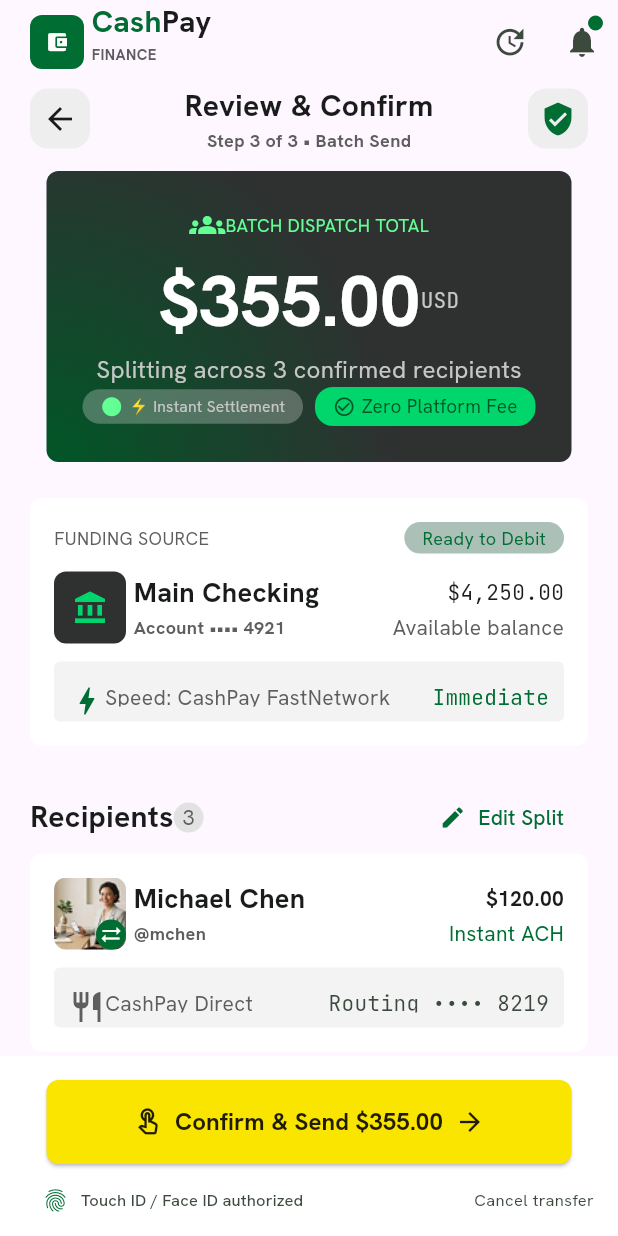
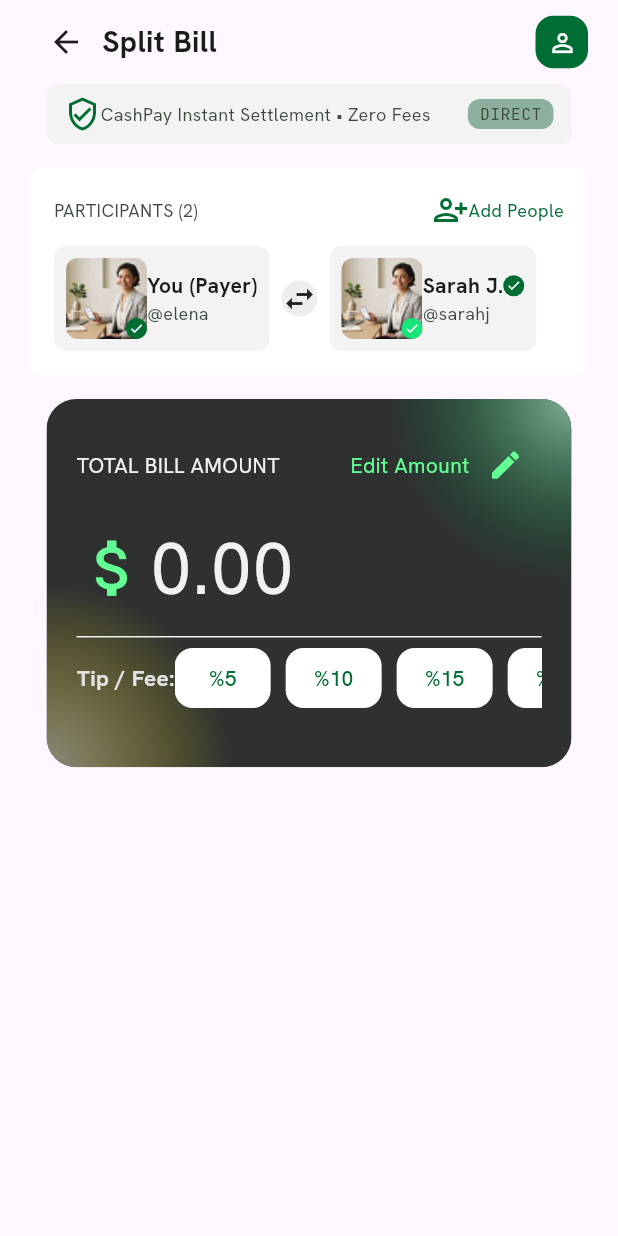
Before and after one commit to aduboakye/CashConnect, a Flutter app: the screen it shows after launch, on a phone screen of 412 x 824 dp. Run offline on Flutter 3.47's test engine with Material 3 defaults, Android fonts, the phone set to English and light mode, and no system bars; our stand-ins replace animated_text_kit, dotted_border, fl_chart, google_fonts, shimmer, zoom_tap_animation; missing offline and left inert: animate_text, blinking_border, drawing_animation_plus, flutter_shaders_ui, glow_effects, pretty_animated_text.

Commit message:
cashpay split amount page

```diff
--- /dev/null
+++ b/lib/TransferPage/splitpayment_page.dart
@@ -0,0 +1,501 @@
+import 'dart:math';
+
+import 'package:flutter/material.dart';
+import 'package:google_fonts/google_fonts.dart';
+
+class SplitpaymentPage extends StatefulWidget {
+  const SplitpaymentPage({super.key});
+
+  @override
+  State<SplitpaymentPage> createState() => _SplitpaymentPageState();
+}
+
+class _SplitpaymentPageState extends State<SplitpaymentPage> {
+  List<String> amount = ['%5', '%10', '%15', '%20'];
+  Widget subamount() {
+    return Row(
+      children: List.generate(amount.length, (index) {
+        return Padding(
+          padding: EdgeInsets.only(
+            right: index == amount.length - 1 ? 0 : 10,
+          ),
+          child: TextButton(
+            onPressed: () {},
+            style: TextButton.styleFrom(
+              backgroundColor: const Color(0xFFFFFFFF),
+              shape: RoundedRectangleBorder(
+                borderRadius: BorderRadius.circular(12),
+              ),
+            ),
+            child: Text(
+              amount[index],
+              style: GoogleFonts.hankenGrotesk(
+                fontSize: 14,
+                color: const Color(0xFF006D33),
+              ),
+            ),
+          ),
+        );
+      }),
+    );
+  }
+
+  @override
+  Widget build(BuildContext context) {
+    return Scaffold(
+      appBar: AppBar(
+        leadingWidth: 200,
+        leading: Container(
+          padding: EdgeInsets.symmetric(horizontal: 20),
+          child: Row(
+            children: [
+              IconButton(onPressed: () {}, icon: Icon(Icons.arrow_back)),
+              Text(
+                'Split Bill',
+                style: GoogleFonts.hankenGrotesk(
+                  fontSize: 20,
+                  fontWeight: FontWeight.bold,
+                  color: Color(0xFF1A1C1C),
+                ),
+              ),
+            ],
+          ),
+        ),
+        actionsPadding: EdgeInsets.symmetric(horizontal: 20),
+        actions: [
+          Container(
+            width: 35,
+            height: 35,
+            decoration: BoxDecoration(
+              color: Color(0xFF006D33),
+              borderRadius: BorderRadius.circular(12),
+            ),
+            child: Center(
+              child: IconButton(
+                onPressed: () {},
+                icon: Icon(
+                  Icons.person_outline,
+                  color: Color(0xFFFFFFFF),
+                  size: 20,
+                ),
+              ),
+            ),
+          ),
+        ],
+      ),
+      body: SafeArea(
+        child: SingleChildScrollView(
+          child: Padding(
+            padding: EdgeInsetsGeometry.symmetric(horizontal: 20),
+            child: Column(
+              children: [
+                Container(
+                  width: 350,
+                  padding: EdgeInsets.symmetric(horizontal: 12, vertical: 8),
+                  decoration: BoxDecoration(
+                    color: Color(0xFFF3F3F4),
+                    borderRadius: BorderRadius.circular(8),
+                  ),
+                  child: Row(
+                    mainAxisAlignment: MainAxisAlignment.spaceBetween,
+                    children: [
+                      Container(
+                        child: Row(
+                          children: [
+                            Icon(
+                              Icons.verified_user_outlined,
+                              color: Color(0xFF006D33),
+                            ),
+                            Text(
+                              'CashPay Instant Settlement • Zero Fees',
+                              style: GoogleFonts.hankenGrotesk(
+                                color: Color(0xFF3C4A3D),
+                                fontSize: 12,
+                              ),
+                            ),
+                          ],
+                        ),
+                      ),
+                      Container(
+                        padding: EdgeInsets.symmetric(
+                          horizontal: 8,
+                          vertical: 2,
+                        ),
+                        decoration: BoxDecoration(
+                          borderRadius: BorderRadius.circular(8),
+                          color: Color(0xFF8DAF9D),
+                        ),
+                        child: Text(
+                          'DIRECT',
+                          style: GoogleFonts.jetBrainsMono(
+                            color: Color(0xFF3C4A3D),
+                            fontSize: 11,
+                          ),
+                          maxLines: 1,
+                        ),
+                      ),
+                    ],
+                  ),
+                ),
+                SizedBox(height: 16),
+                Container(
+                  // width: 350,
+                  padding: EdgeInsets.symmetric(horizontal: 16, vertical: 16),
+                  decoration: BoxDecoration(
+                    borderRadius: BorderRadius.circular(8),
+                    color: Color(0xFFFFFFFF),
+                  ),
+                  child: Column(
+                    children: [
+                      Row(
+                        mainAxisAlignment: MainAxisAlignment.spaceBetween,
+                        children: [
+                          Text(
+                            'PARTICIPANTS (2)',
+                            style: GoogleFonts.hankenGrotesk(
+                              color: Color(0xFF3C4A3D),
+                              fontSize: 12,
+                            ),
+                          ),
+                          Container(
+                            child: Row(
+                              children: [
+                                Icon(
+                                  Icons.person_add_alt,
+                                  color: Color(0xFF006D33),
+                                ),
+                                Text(
+                                  'Add People',
+                                  style: GoogleFonts.hankenGrotesk(
+                                    color: Color(0xFF006D33),
+                                    fontSize: 12,
+                                  ),
+                                ),
+                              ],
+                            ),
+                          ),
+                        ],
+                      ),
+                      SizedBox(height: 12),
+                      Row(
+                        children: [
+                          Container(
+                            padding: EdgeInsets.symmetric(
+                              horizontal: 8,
+                              vertical: 8,
+                            ),
+                            decoration: BoxDecoration(
+                              borderRadius: BorderRadius.circular(8),
+                              color: Color(0xFFF3F3F4),
+                            ),
+                            child: Row(
+                              children: [
+                                Stack(
+                                  children: [
+                                    ClipRRect(
+                                      child: Image.asset('images/border.png'),
+                                      borderRadius:
+                                          BorderRadiusGeometry.circular(8),
+                                    ),
+                                    Positioned(
+                                      right: 0,
+                                      bottom: 0,
+                                      child: Container(
+                                        height: 14,
+                                        width: 14,
+                                        decoration: BoxDecoration(
+                                          shape: BoxShape.circle,
+                                          color: Color(0xFF006D33),
+                                        ),
+                                        child: Icon(
+                                          Icons.check,
+                                          color: Color(0xFFFFFFFF),
+                                          size: 10,
+                                        ),
+                                      ),
+                                    ),
+                                  ],
+                                ),
+                                Column(
+                                  crossAxisAlignment: CrossAxisAlignment.start,
+                                  children: [
+                                    Text(
+                                      'You (Payer)',
+                                      style: GoogleFonts.hankenGrotesk(
+                                        color: Color(0xFF1A1C1C),
+                                        fontSize: 14,
+                                        fontWeight: FontWeight.bold,
+                                      ),
+                                    ),
+                                    Text(
+                                      '@elena',
+                                      style: GoogleFonts.hankenGrotesk(
+                                        color: Color(0xFF3C4A3D),
+                                        fontSize: 12,
+                                      ),
+                                    ),
+                                  ],
+                                ),
+                              ],
+                            ),
+                          ),
+                          SizedBox(width: 8),
+                          Container(
+                            width: 24,
+                            height: 24,
+                            decoration: BoxDecoration(
+                              color: Color(0xFFEEEEEE),
+                              shape: BoxShape.circle,
+                            ),
+                            child: Icon(Icons.swap_horiz),
+                          ),
+                          SizedBox(width: 8),
+                          Container(
+                            padding: EdgeInsets.symmetric(
+                              horizontal: 8,
+                              vertical: 8,
+                            ),
+                            decoration: BoxDecoration(
+                              borderRadius: BorderRadius.circular(8),
+                              color: Color(0xFFF3F3F4),
+                            ),
+                            child: Row(
+                              children: [
+                                Stack(
+                                  children: [
+                                    ClipRRect(
+                                      child: Image.asset('images/border.png'),
+                                      borderRadius:
+                                          BorderRadiusGeometry.circular(8),
+                                    ),
+                                    Positioned(
+                                      right: 0,
+                                      bottom: 0,
+                                      child: Container(
+                                        height: 14,
+                                        width: 14,
+                                        decoration: BoxDecoration(
+                                          shape: BoxShape.circle,
+                                          color: Color(0xFF16E678),
+                                        ),
+                                        child: Icon(
+                                          Icons.check,
+                                          color: Color(0xFFFFFFFF),
+                                          size: 10,
+                                        ),
+                                      ),
+                                    ),
+                                  ],
+                                ),
+                                Column(
+                                  crossAxisAlignment: CrossAxisAlignment.start,
+                                  children: [
+                                    Row(
+                                      children: [
+                                        Text(
+                                          'Sarah J.',
+                                          style: GoogleFonts.hankenGrotesk(
+                                            color: Color(0xFF1A1C1C),
+                                            fontSize: 14,
+                                            fontWeight: FontWeight.bold,
+                                          ),
+                                        ),
+                                        Container(
+                                          height: 14,
+                                          width: 14,
+                                          decoration: BoxDecoration(
+                                            shape: BoxShape.circle,
+                                            color: Color(0xFF006D33),
+                                          ),
+                                          child: Icon(
+                                            Icons.check,
+                                            color: Color(0xFFFFFFFF),
+                                            size: 10,
+                                          ),
+                                        ),
+                                      ],
+                                    ),
+                                    Text(
+                                      '@sarahj',
+                                      style: GoogleFonts.hankenGrotesk(
+                                        color: Color(0xFF3C4A3D),
+                                        fontSize: 12,
+                                      ),
+                                    ),
+                                  ],
+                                ),
+                              ],
+                            ),
+                          ),
+                        ],
+                      ),
+                    ],
+                  ),
+                ),
+                SizedBox(height: 16),
+                Container(
+                  width: 350,
+                  height: 245.5,
+                  // padding: EdgeInsets.symmetric(horizontal: 20, vertical: 20),
+                  decoration: BoxDecoration(
+                    borderRadius: BorderRadius.circular(8),
+                    //  color: Color(0xFF2F3131),
+                  ),
+                  child: ClipRRect(
+                    borderRadius: BorderRadius.circular(20),
+                    child: SizedBox(
+                      width: 350,
+                      //height: 180,
+                      child: Stack(
+                        children: [
+                          // Main background color.
+                          const Positioned.fill(
+                            child: ColoredBox(color: Color(0xFF2F3131)),
+                          ),
+
+                          // Green glow at the top right.
+                          const Positioned.fill(
+                            child: DecoratedBox(
+                              decoration: BoxDecoration(
+                                gradient: RadialGradient(
+                                  center: Alignment.topRight,
+                                  radius: 0.5,
+                                  colors: [
+                                    Color(0xFF81B196),
+                                    Color(0x00006D33),
+                                  ],
+                                ),
+                              ),
+                            ),
+                          ),
+
+                          // Yellow glow at the bottom left.
+                          const Positioned.fill(
+                            child: DecoratedBox(
+                              decoration: BoxDecoration(
+                                gradient: RadialGradient(
+                                  center: Alignment.bottomLeft,
+                                  radius: 0.5,
+                                  colors: [
+                                    Color(0x99C6C4B1),
+                                    Color(0x00FAE500),
+                                  ],
+                                ),
+                              ),
+                            ),
+                          ),
+                          Padding(
+                            padding: const EdgeInsets.symmetric(
+                              horizontal: 20,
+                              vertical: 20,
+                            ),
+                            child: Column(
+                              children: [
+                                Row(
+                                  mainAxisAlignment:
+                                      MainAxisAlignment.spaceBetween,
+                                  children: [
+                                    Text(
+                                      'TOTAL BILL AMOUNT',
+                                      style: GoogleFonts.hankenGrotesk(
+                                        color: Color(0xFFF0F1F1),
+                                      ),
+                                    ),
+                                    Container(
+                                      child: Row(
+                                        children: [
+                                          Text(
+                                            'Edit Amount',
+                                            style: GoogleFonts.hankenGrotesk(
+                                              color: Color(0xFF63FF94),
+                                            ),
+                                          ),
+                                          IconButton(
+                                            onPressed: () {},
+                                            icon: Icon(
+                                              Icons.edit,
+                                              color: Color(0xFF63FF94),
+                                            ),
+                                          ),
+                                        ],
+                                      ),
+                                    ),
+                                  ],
+                                ),
+                                //SizedBox(height: 5),
+                                Row(
+                                  children: [
+                                    Icon(
+                                      Icons.attach_money,
+                                      size: 49,
+                                      color: Color(0xFF63FF94),
+                                    ),
+                                    Expanded(
+                                      child: TextField(
+                                        keyboardType:
+                                            const TextInputType.numberWithOptions(
+                                              decimal: true,
+                                            ),
+                                        style: GoogleFonts.hankenGrotesk(
+                                          fontSize: 49,
+                                          color: const Color(0xFFF0F1F1),
+                                        ),
+                                        cursorColor: const Color(0xFFF0F1F1),
+                                        decoration: InputDecoration(
+                                          hintText: '0.00',
+                                          hintStyle: GoogleFonts.hankenGrotesk(
+                                            fontSize: 49,
+                                            color: const Color(0xFFF0F1F1),
+                                          ),
+                                          border: InputBorder.none,
+                                        ),
+                                      ),
+                                    ),
+                                  ],
+                                ),
+                                Divider(
+                                  height: 1,
+                                  color: Color(0xFFF0F1F1),
+                                  thickness: 1,
+                                ),
+                                SizedBox(height: 3),
+                                Row(
+
+                                  children: [
+                                    Text(
+                                      'Tip / Fee:',
+                                      style: GoogleFonts.hankenGrotesk(
+                                        color: Color(0xFFE2E2E2),
+                                        fontSize: 15,
+                                        fontWeight: FontWeight.bold
+                                      ),
+                                    ),
+
+                                    Flexible(
+                                      child: SingleChildScrollView(
+                                        scrollDirection: Axis.horizontal,
+                                        child: Row(
+                                          children: [
+                                            subamount(),
+                                          ],
+                                        ),
+                                      ),
+                                    ),
+                                  ],
+                                ),
+                              ],
+                            ),
+                          ),
+                        ],
+                      ),
+                    ),
+                  ),
+                ),
+              ],
+            ),
+          ),
+        ),
+      ),
+    );
+  }
+}
--- a/lib/main.dart
+++ b/lib/main.dart
@@ -30,6 +30,7 @@
 //import 'package:cashconnect_fanancial_suite/TransferPage/confirm_transfer.dart;
 import 'package:cashconnect_fanancial_suite/TransferPage/complete_multipleTransfer.dart';
 import 'package:cashconnect_fanancial_suite/TransferPage/confirm_multipleTransfer.dart';
+import 'package:cashconnect_fanancial_suite/TransferPage/splitpayment_page.dart';
 
 
 
@@ -50,7 +51,7 @@
     return MaterialApp(
       title: 'Flutter Demo',
       theme: ThemeData(colorScheme: .fromSeed(seedColor: Colors.deepPurple)),
-      home: const  ConfirmMultipletransfer(),
+      home: const  SplitpaymentPage(),
     );
   }
 }
```
